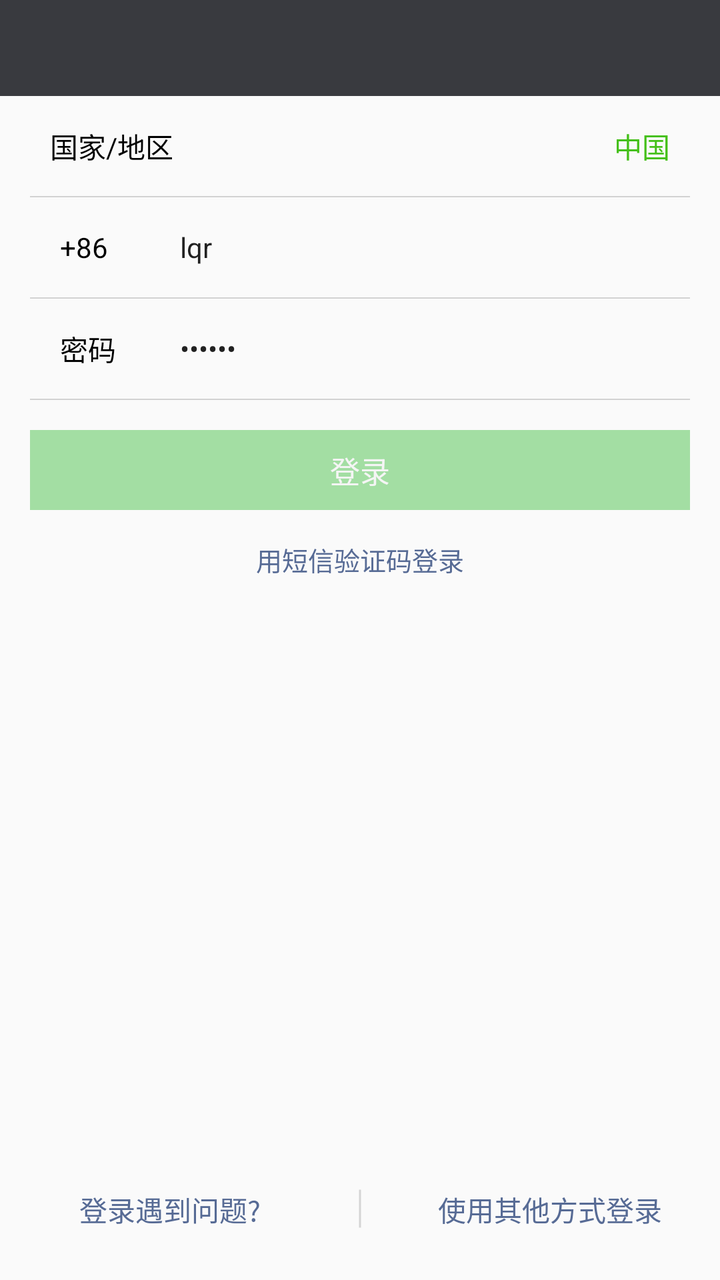
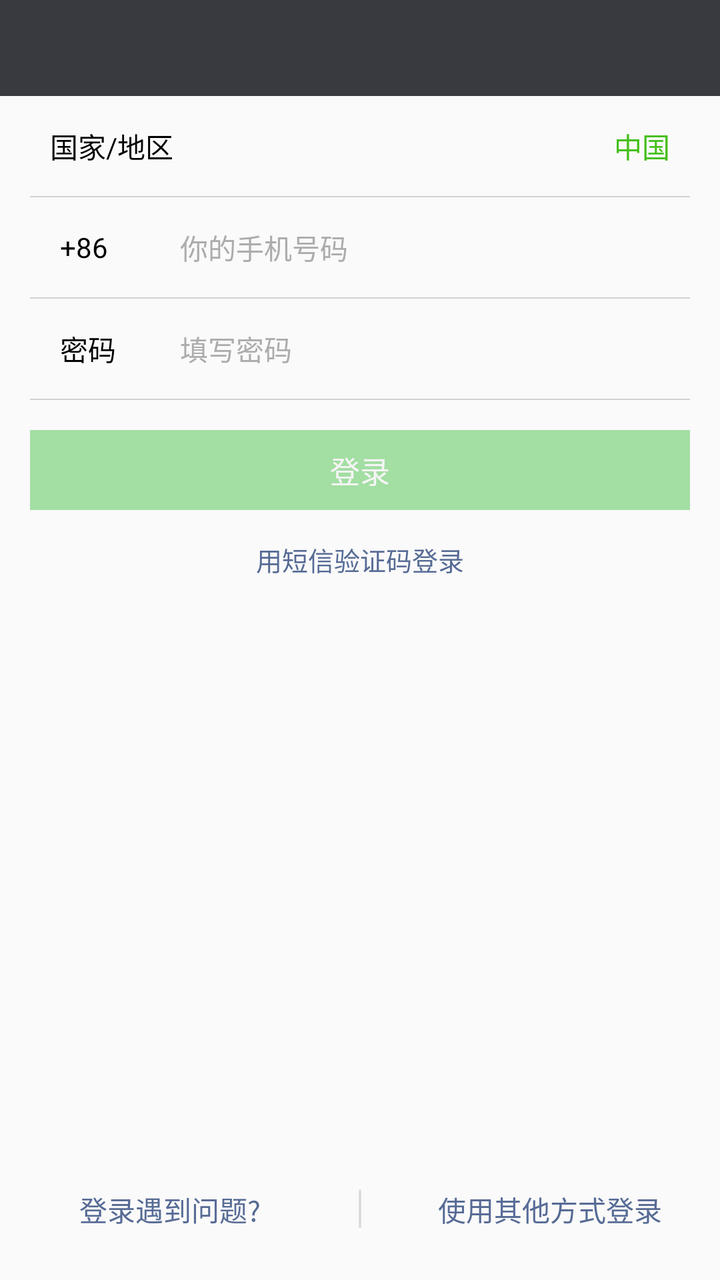

Compare the two renders of this Android layout. The source of the first and the diff that turns it into the second are given below.
<!-- AndroidManifest.xml: application theme AppTheme -->
<!-- res/layout/activity_login.xml -->
<?xml version="1.0" encoding="utf-8"?>
<LinearLayout
    xmlns:android="http://schemas.android.com/apk/res/android"
    xmlns:tools="http://schemas.android.com/tools"
    android:layout_width="match_parent"
    android:layout_height="match_parent"
    android:orientation="vertical"
    tools:context="com.lqr.wechat.activity.MainActivity">

    <include layout="@layout/include_toolbar"/>

    <LinearLayout
        android:layout_width="match_parent"
        android:layout_height="wrap_content"
        android:orientation="vertical"
        android:paddingLeft="15dp"
        android:paddingRight="15dp">

        <LinearLayout
            android:layout_width="match_parent"
            android:layout_height="50dp"
            android:gravity="center_vertical"
            android:orientation="horizontal">

            <TextView
                android:layout_width="0dp"
                android:layout_height="wrap_content"
                android:layout_marginLeft="10dp"
                android:layout_weight="1"
                android:text="国家/地区"
                android:textColor="@color/black0"/>

            <TextView
                android:layout_width="wrap_content"
                android:layout_height="wrap_content"
                android:layout_marginRight="10dp"
                android:text="中国"
                android:textColor="@color/green1"/>

        </LinearLayout>

        <View
            style="@style/Line1"
            />

        <LinearLayout
            android:layout_width="match_parent"
            android:layout_height="50dp"
            android:gravity="center_vertical"
            android:orientation="horizontal"
            android:paddingLeft="15dp"
            android:paddingRight="15dp">

            <TextView
                android:layout_width="60dp"
                android:layout_height="wrap_content"
                android:text="+86"
                android:textColor="@color/black0"
                android:textSize="14sp"/>

            <EditText
                android:id="@+id/etPhone"
                android:layout_width="match_parent"
                android:layout_height="wrap_content"
                android:background="@null"
                android:hint="你的手机号码"
                android:text="lqr"
                android:textColorHint="@color/gray3"
                android:textSize="14sp"/>

        </LinearLayout>

        <View
            android:id="@+id/vLinePhone"
            style="@style/Line1"
            />

        <LinearLayout
            android:layout_width="match_parent"
            android:layout_height="50dp"
            android:gravity="center_vertical"
            android:orientation="horizontal"
            android:paddingLeft="15dp"
            android:paddingRight="15dp">

            <TextView
                android:layout_width="60dp"
                android:layout_height="wrap_content"
                android:text="密码"
                android:textColor="@color/black0"
                android:textSize="14sp"/>

            <EditText
                android:id="@+id/etPwd"
                android:layout_width="match_parent"
                android:layout_height="wrap_content"
                android:background="@null"
                android:hint="填写密码"
                android:inputType="textPassword"
                android:text="123456"
                android:textColorHint="@color/gray3"
                android:textSize="14sp"/>

        </LinearLayout>

        <View
            android:id="@+id/vLinePwd"
            style="@style/Line1"
            />

        <Button
            android:id="@+id/btnLogin"
            android:layout_width="match_parent"
            android:layout_height="40dp"
            android:layout_marginBottom="15dp"
            android:layout_marginTop="15dp"
            android:background="@drawable/selector_btn_enable"
            android:enabled="false"
            android:text="登录"
            android:textColor="@color/selector_btn_enable"
            android:textSize="15sp"/>

        <TextView
            android:layout_width="match_parent"
            android:layout_height="wrap_content"
            android:gravity="center"
            android:text="用短信验证码登录"
            android:textColor="@color/blue0"
            android:textSize="13sp"/>
    </LinearLayout>

    <RelativeLayout
        android:layout_width="match_parent"
        android:layout_height="0dp"
        android:layout_weight="5">

        <LinearLayout
            android:layout_width="match_parent"
            android:layout_height="wrap_content"
            android:layout_alignParentBottom="true"
            android:layout_marginBottom="20dp"
            android:orientation="horizontal">


            <TextView
                android:layout_width="0dp"
                android:layout_height="wrap_content"
                android:layout_weight="1"
                android:gravity="center"
                android:padding="5dp"
                android:text="登录遇到问题?"
                android:textColor="@color/blue0"
                android:textSize="14sp"/>

            <View
                android:layout_width="20dp"
                android:layout_height="30dp"
                android:background="@drawable/shape_vertical_line"/>

            <TextView
                android:id="@+id/tvOtherLogin"
                android:layout_width="0dp"
                android:layout_height="wrap_content"
                android:layout_weight="1"
                android:gravity="center"
                android:padding="5dp"
                android:text="使用其他方式登录"
                android:textColor="@color/blue0"
                android:textSize="14sp"/>
        </LinearLayout>
    </RelativeLayout>

</LinearLayout>
<!-- res/layout/include_toolbar.xml (included above) -->
<?xml version="1.0" encoding="utf-8"?>
<android.support.v7.widget.Toolbar
    xmlns:android="http://schemas.android.com/apk/res/android"
    xmlns:app="http://schemas.android.com/apk/res-auto"
    android:id="@+id/toolbar"
    android:layout_width="match_parent"
    android:layout_height="48dp"
    android:background="?attr/colorPrimary"
    android:minHeight="?attr/actionBarSize"
    app:popupTheme="@style/ToolbarPopupTheme"
    app:subtitleTextAppearance="@style/ToolbarSubTitle"
    app:theme="@style/ToolbarTheme"
    app:titleTextAppearance="@style/ToolbarTitle"
    >

    <EditText
        android:id="@+id/etSearch"
        android:layout_width="match_parent"
        android:layout_height="35dp"
        android:layout_gravity="center"
        android:layout_marginTop="5dp"
        android:background="@color/colorPrimary"
        android:drawableBottom="@drawable/shape_bottom_green"
        android:drawableLeft="@mipmap/ic_search2"
        android:drawablePadding="0dp"
        android:hint="搜索"
        android:imeOptions="actionSearch"
        android:textCursorDrawable="@drawable/edit_cursor"
        android:textSize="14sp"
        android:visibility="gone"/>

    <Button
        android:id="@+id/btnOk"
        style="?android:attr/borderlessButtonStyle"
        android:layout_width="60dp"
        android:layout_height="30dp"
        android:layout_gravity="right"
        android:layout_marginRight="10dp"
        android:background="@drawable/shape_btn_send"
        android:text="保存"
        android:textColor="@color/white"
        android:textSize="13sp"
        android:visibility="gone"/>

</android.support.v7.widget.Toolbar>
<!-- resources referenced by this layout -->
<resources>
  <color name="black0">#000000</color>
  <color name="blue0">#576B95</color>
  <color name="colorPrimary">#393A3F</color>
  <color name="gray3">#c8969696</color>
  <color name="green1">#45C01A</color>
  <color name="white">#ffffff</color>
  <!-- drawable edit_cursor (drawable) -->
  <?xml version="1.0" encoding="utf-8"?>
  <shape xmlns:android="http://schemas.android.com/apk/res/android"
         android:shape="rectangle">
  
      <size android:width="1dp"/>
  
      <solid android:color="@color/white"/>
  
  </shape>
  <!-- drawable selector_btn_enable (drawable) -->
  <?xml version="1.0" encoding="utf-8"?>
  <selector xmlns:android="http://schemas.android.com/apk/res/android">
  
      <item android:drawable="@color/green1" android:state_enabled="true"/>
      <item android:drawable="@color/green2" android:state_enabled="false"/>
  
  </selector>
  <!-- drawable shape_bottom_green (drawable) -->
  <?xml version="1.0" encoding="utf-8"?>
  <shape xmlns:android="http://schemas.android.com/apk/res/android"
         android:shape="rectangle"
      >
  
      <solid android:color="@color/green2"></solid>
      <size
          android:width="1000dp"
          android:height="1dp"
          ></size>
  
  </shape>
  <!-- drawable shape_btn_send (drawable) -->
  <?xml version="1.0" encoding="utf-8"?>
  <shape xmlns:android="http://schemas.android.com/apk/res/android"
         android:shape="rectangle">
      <corners android:radius="3dp"/>
      <stroke
          android:width="1dp"
          android:color="@color/green0"/>
      <solid android:color="@color/green3"/>
  </shape>
  <!-- drawable shape_vertical_line (drawable) -->
  <?xml version="1.0" encoding="utf-8"?>
  <rotate xmlns:android="http://schemas.android.com/apk/res/android"
          android:drawable="@drawable/shape_horizontal_line"
          android:fromDegrees="90"
          android:toDegrees="90"/>
  <style name="Line1">
          <item name="android:layout_width">match_parent</item>
          <item name="android:layout_height">0.5dp</item>
          <item name="android:background">@color/line</item>
      </style>
  <style name="ToolbarPopupTheme" parent="@style/ThemeOverlay.AppCompat">
          <item name="android:colorBackground">#212121</item>
      </style>
  <style name="ToolbarSubTitle" parent="@style/TextAppearance.Widget.AppCompat.Toolbar.Subtitle">
          <item name="android:textSize">13sp</item>
          <item name="android:textColor">@android:color/darker_gray</item>
      </style>
  <style name="ToolbarTitle" parent="@style/TextAppearance.Widget.AppCompat.Toolbar.Title">
          <item name="android:textSize">17sp</item>
          <item name="android:textColor">@android:color/white</item>
          <item name="android:textColorPrimary">@android:color/white</item>
      </style>
  <color name="green2">#A3DEA3</color>
  <color name="green0">#45C01A</color>
  <color name="green3">#1AAD19</color>
  <!-- drawable shape_horizontal_line (drawable) -->
  <?xml version="1.0" encoding="utf-8"?>
  <shape xmlns:android="http://schemas.android.com/apk/res/android"
         android:shape="line">
      
      <stroke
          android:width="1dp"
          android:color="#D5D5D5"/>
      
      <size android:height="2dp"/>
  </shape>
  <color name="line">#D2D2D2</color>
  <style name="ToolbarMenuTextSize" parent="@style/TextAppearance.AppCompat.Menu">
          <item name="android:textSize">14sp</item>
      </style>
  <style name="OverflowMenuStyle" parent="Widget.AppCompat.Light.PopupMenu.Overflow">
          <item name="overlapAnchor">false</item>  
      </style>
  <color name="colorPrimarydark">#303135</color>
  <color name="coloraccent">#7e7e7e</color>
  <style name="activityAnimation" parent="@android:style/Animation">
          <item name="android:activityOpenEnterAnimation">@anim/slide_right_in</item>
          <item name="android:activityOpenExitAnimation">@anim/slide_left_out</item>
          <item name="android:activityCloseEnterAnimation">@anim/slide_left_in</item>
          <item name="android:activityCloseExitAnimation">@anim/slide_right_out</item>
      </style>
  <!-- unchanged entries left out for length: 3 -->
</resources>

<!-- the commit's change to res/layout/activity_login.xml (unified diff, before → after) -->
@@ -64,7 +64,7 @@
                 android:layout_height="wrap_content"
                 android:background="@null"
                 android:hint="你的手机号码"
-                android:text="lqr"
+                android:text=""
                 android:textColorHint="@color/gray3"
                 android:textSize="14sp"/>
 
@@ -97,7 +97,7 @@
                 android:background="@null"
                 android:hint="填写密码"
                 android:inputType="textPassword"
-                android:text="123456"
+                android:text=""
                 android:textColorHint="@color/gray3"
                 android:textSize="14sp"/>
 
